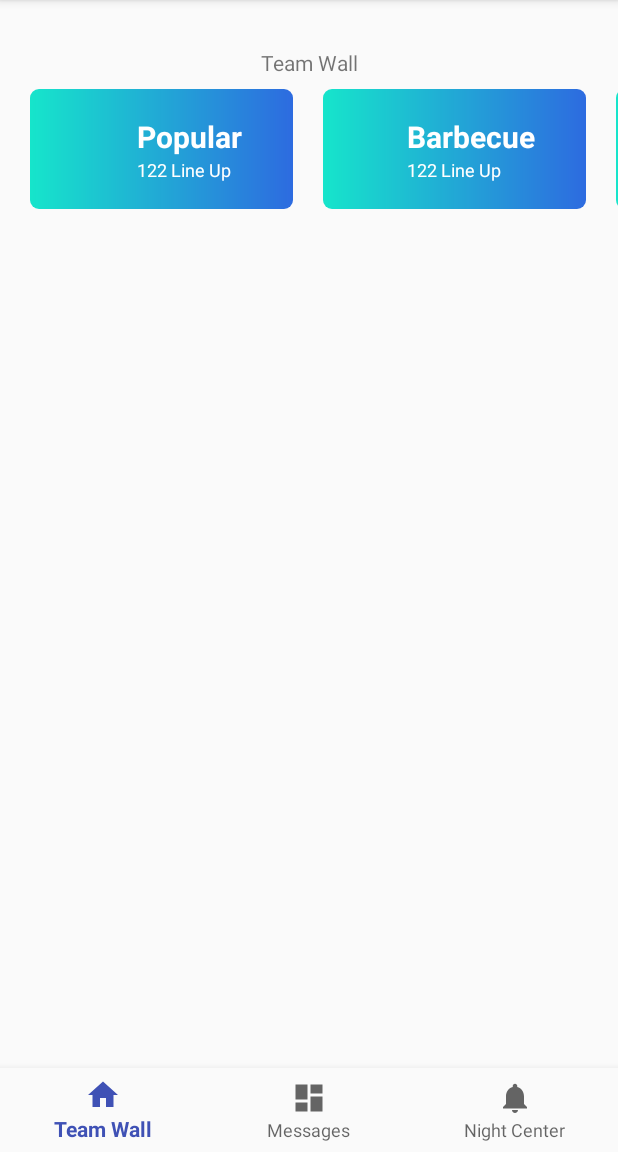
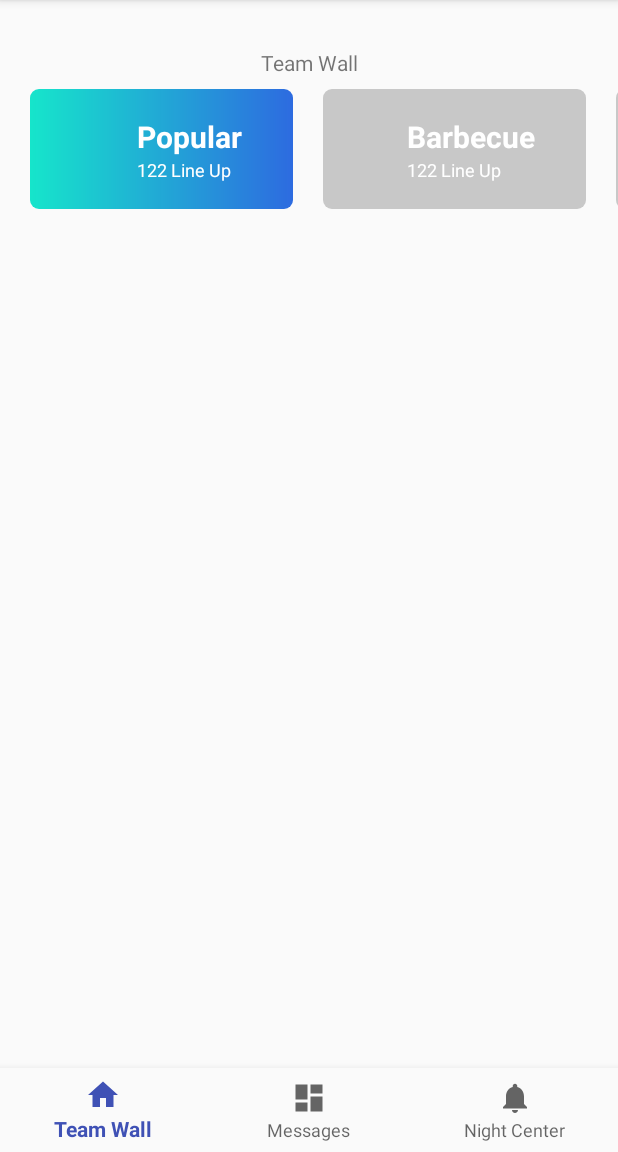
Before and after one commit to SeeU-Team/SeeU-Android, an Android app: the TeamWallFragment screen opened directly, with no data from a screen before it, after a tap on "Popular", on a phone screen of 412 x 824 dp, the part 84-1236 px from its top. Run offline under Robolectric (Android 15) with nearby library versions, the phone set to English and light mode, and no system bars.

Commit message:
add select type feature. Change the background of the selected one

```diff
--- a/app/src/main/java/com/seeu/TeamWallFragment.java
+++ b/app/src/main/java/com/seeu/TeamWallFragment.java
@@ -2,6 +2,7 @@ package com.seeu;
 
 import android.graphics.Color;
 import android.os.Bundle;
+import android.support.annotation.NonNull;
 import android.support.v4.app.Fragment;
 import android.support.v7.widget.LinearLayoutManager;
 import android.support.v7.widget.RecyclerView;
@@ -13,30 +14,28 @@ import android.widget.Toast;
 import java.util.ArrayList;
 import java.util.List;
 
+import static android.support.v7.widget.RecyclerView.*;
+
 /**
  * Created by thomasfouan on 16/03/2018.
  */
 
 public class TeamWallFragment extends Fragment implements ClickListener {
 
+	private RecyclerView recyclerView;
 	private TypeTeamRecyclerAdapter typeTeamRecyclerAdapter;
 
-	private List<Integer> colors;
 	private List<String> names;
+	private int selectedType;
 
 	public TeamWallFragment() {
-		colors = new ArrayList<>();
-		colors.add(Color.BLUE);
-		colors.add(Color.YELLOW);
-		colors.add(Color.MAGENTA);
-		colors.add(Color.RED);
-		colors.add(Color.BLACK);
-
 		names = new ArrayList<>();
 		names.add("Popular");
 		names.add("Barbecue");
 		names.add("Dancing");
 		names.add("Hangover");
+
+		selectedType = 0;
 	}
 
 	@Override
@@ -45,15 +44,15 @@ public class TeamWallFragment extends Fragment implements ClickListener {
 	}
 
 	@Override
-	public View onCreateView(LayoutInflater inflater, ViewGroup container, Bundle savedInstanceState) {
+	public View onCreateView(@NonNull LayoutInflater inflater, ViewGroup container, Bundle savedInstanceState) {
 		View view = inflater.inflate(R.layout.fragment_teamwall, container, false);
 
 		// set up the RecyclerView
-		RecyclerView recyclerView = view.findViewById(R.id.typeTeamRecycler);
-		LinearLayoutManager horizontalLayoutManagaer = new LinearLayoutManager(getActivity(), LinearLayoutManager.HORIZONTAL, false);
-		recyclerView.setLayoutManager(horizontalLayoutManagaer);
+		recyclerView = view.findViewById(R.id.typeTeamRecycler);
+		LinearLayoutManager horizontalLayoutManager = new LinearLayoutManager(getActivity(), LinearLayoutManager.HORIZONTAL, false);
+		recyclerView.setLayoutManager(horizontalLayoutManager);
 
-		typeTeamRecyclerAdapter = new TypeTeamRecyclerAdapter(getActivity(), colors, names, this);
+		typeTeamRecyclerAdapter = new TypeTeamRecyclerAdapter(getActivity(), names, this);
 		recyclerView.setAdapter(typeTeamRecyclerAdapter);
 
 		return view;
@@ -61,6 +60,13 @@ public class TeamWallFragment extends Fragment implements ClickListener {
 
 	@Override
 	public void onItemClick(View view, int position) {
+		TypeTeamViewHolder currentSelectedView = (TypeTeamViewHolder) recyclerView.findViewHolderForAdapterPosition(selectedType);
+		currentSelectedView.setDefaultBackground();
+
+		selectedType = position;
+		TypeTeamViewHolder newSelectedView = (TypeTeamViewHolder) recyclerView.findViewHolderForAdapterPosition(selectedType);
+		newSelectedView.setSelectedBackground();
+
 		Toast.makeText(getActivity(), "You clicked " + typeTeamRecyclerAdapter.getItem(position) + " on item position " + position, Toast.LENGTH_SHORT).show();
 	}
 }
--- a/app/src/main/java/com/seeu/TypeTeamRecyclerAdapter.java
+++ b/app/src/main/java/com/seeu/TypeTeamRecyclerAdapter.java
@@ -15,13 +15,11 @@ import java.util.List;
 public class TypeTeamRecyclerAdapter extends RecyclerView.Adapter<TypeTeamViewHolder> {
 
 	private LayoutInflater inflater;
-	private List<Integer> colors;
 	private List<String> names;
 	private ClickListener listener;
 
-	public TypeTeamRecyclerAdapter(Context context, List<Integer> colors, List<String> names, ClickListener listener) {
+	public TypeTeamRecyclerAdapter(Context context, List<String> names, ClickListener listener) {
 		this.inflater = LayoutInflater.from(context);
-		this.colors = colors;
 		this.names = names;
 		this.listener = listener;
 	}
@@ -34,12 +32,13 @@ public class TypeTeamRecyclerAdapter extends RecyclerView.Adapter<TypeTeamViewHo
 
 	@Override
 	public void onBindViewHolder(TypeTeamViewHolder holder, int position) {
-		int color = colors.get(position);
-		String name = names.get(position);
+		if (0 == position) {
+			holder.setSelectedBackground();
+		} else {
+			holder.setDefaultBackground();
+		}
 
-		holder.rootLayout.setBackgroundResource(R.drawable.drawable_radius);
-		holder.name.setText(name);
-		holder.setPosition(position);
+		holder.setName(names.get(position));
 	}
 
 	@Override
--- a/app/src/main/java/com/seeu/TypeTeamViewHolder.java
+++ b/app/src/main/java/com/seeu/TypeTeamViewHolder.java
@@ -1,5 +1,6 @@
 package com.seeu;
 
+import android.graphics.Color;
 import android.support.constraint.ConstraintLayout;
 import android.support.v7.widget.RecyclerView;
 import android.view.View;
@@ -11,11 +12,10 @@ import android.widget.TextView;
 
 class TypeTeamViewHolder extends RecyclerView.ViewHolder implements View.OnClickListener {
 
-	public ConstraintLayout rootLayout;
-	public TextView name;
+	private ConstraintLayout rootLayout;
+	private TextView name;
 
 	private ClickListener listener;
-	private int position;
 
 	public TypeTeamViewHolder(View itemView, ClickListener listener) {
 		super(itemView);
@@ -23,17 +23,24 @@ class TypeTeamViewHolder extends RecyclerView.ViewHolder implements View.OnClick
 		this.listener = listener;
 		this.rootLayout = itemView.findViewById(R.id.colorView);
 		this.name = itemView.findViewById(R.id.typeTeamName);
-		this.position = -1;
 
 		itemView.setOnClickListener(this);
 	}
 
-	public void setPosition(int position) {
-		this.position = position;
+	public void setDefaultBackground() {
+		this.rootLayout.setBackgroundResource(R.drawable.not_selected_type_team_background);
+	}
+
+	public void setSelectedBackground() {
+		this.rootLayout.setBackgroundResource(R.drawable.selected_type_team_background);
+	}
+
+	public void setName(final String name) {
+		this.name.setText(name);
 	}
 
 	@Override
 	public void onClick(View v) {
-		listener.onItemClick(v, position);
+		listener.onItemClick(v, getAdapterPosition());
 	}
 }
--- /dev/null
+++ b/app/src/main/res/drawable/not_selected_type_team_background.xml
@@ -0,0 +1,11 @@
+<?xml version="1.0" encoding="utf-8"?>
+<shape xmlns:android="http://schemas.android.com/apk/res/android">
+    <corners android:radius="6dp" />
+    <padding
+        android:top="2dp"
+        android:left="2dp"
+        android:bottom="2dp"
+        android:right="2dp" />
+
+    <solid android:color="#C8C8C8"/>
+</shape>
--- a/app/src/main/res/drawable/drawable_radius.xml
+++ b/app/src/main/res/drawable/selected_type_team_background.xml
@@ -6,6 +6,7 @@
         android:left="2dp"
         android:bottom="2dp"
         android:right="2dp" />
+
     <gradient
         android:type="linear"
         android:angle="0"
```
